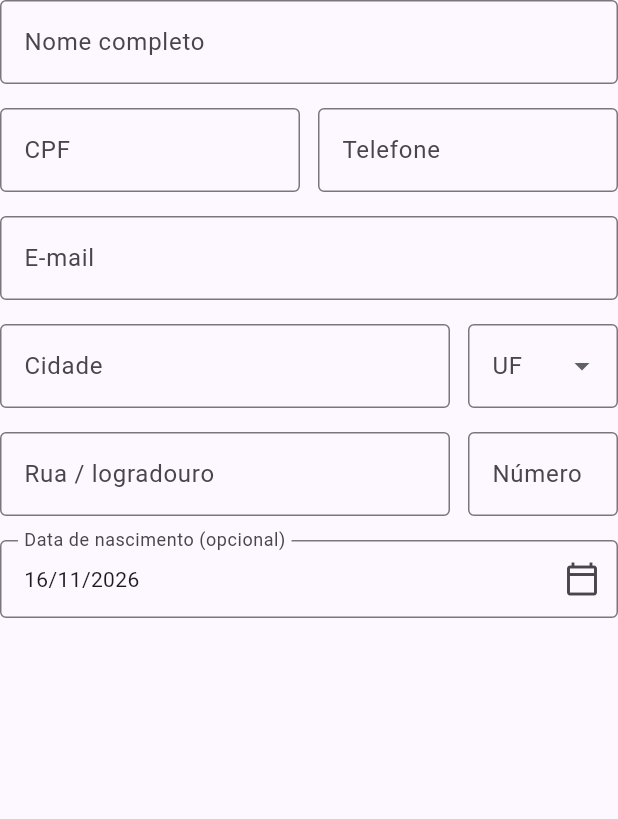
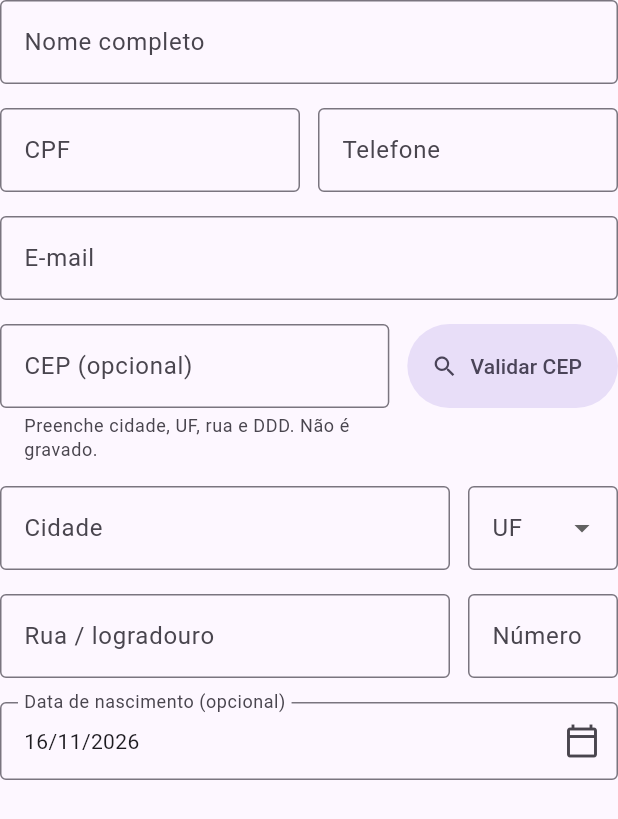
Before and after one commit to gabEduardoSS/huilson-spring-flutter, a Flutter app: the PessoaCampos widget shown alone on an empty page, opened directly with empty values, on a phone screen of 412 x 824 dp. Shown: the top 819 px of the screen. Run offline on Flutter 3.47's test engine with Material 3 defaults, Android fonts, the phone set to English and light mode, and no system bars; our stand-ins replace brasil_fields, get_storage; accounts and stored records are empty; network calls fail.

Commit message:
criação de pesquisa de endereço por CEP

```diff
--- a/front/lib/core/formatters.dart
+++ b/front/lib/core/formatters.dart
@@ -50,3 +50,12 @@ String inicial(String nome) {
   if (i < 0) return (s.trim(), '');
   return (s.substring(0, i).trim(), s.substring(i + 1).trim());
 }
+
+/// Preenche o DDD vindo do CEP no campo de telefone SEM sobrescrever o que o usuário digitou:
+/// só aplica se o campo estiver vazio ou contiver apenas um DDD (até 2 dígitos).
+/// Se já houver um número, devolve o texto atual intacto.
+String telefoneComDdd(String atual, String? ddd) {
+  final novo = soDigitos(ddd ?? '');
+  if (novo.length != 2) return atual;
+  return soDigitos(atual).length <= 2 ? novo : atual;
+}
--- /dev/null
+++ b/front/lib/models/endereco_cep.dart
@@ -0,0 +1,30 @@
+/// Resposta do ViaCEP: https://viacep.com.br/ws/{cep}/json/
+class EnderecoCep {
+  const EnderecoCep({
+    required this.cep,
+    required this.logradouro,
+    required this.complemento,
+    required this.bairro,
+    required this.cidade,
+    required this.uf,
+    this.ibge,
+    this.ddd,
+  });
+
+  final String cep, logradouro, complemento, bairro, cidade, uf;
+  final String? ibge, ddd;
+
+  /// Formato que o back-end exige no campo `cidade`: "Cidade, UF".
+  String get cidadeUf => '$cidade, $uf';
+
+  factory EnderecoCep.fromJson(Map<String, dynamic> j) => EnderecoCep(
+        cep: (j['cep'] ?? '') as String,
+        logradouro: (j['logradouro'] ?? '') as String,
+        complemento: (j['complemento'] ?? '') as String,
+        bairro: (j['bairro'] ?? '') as String,
+        cidade: (j['localidade'] ?? '') as String, // o ViaCEP chama a cidade de "localidade"
+        uf: (j['uf'] ?? '') as String,
+        ibge: j['ibge'] as String?,
+        ddd: j['ddd'] as String?,
+      );
+}
--- /dev/null
+++ b/front/lib/services/cep_service.dart
@@ -0,0 +1,30 @@
+import '../core/api_client.dart';
+import '../core/formatters.dart';
+import '../models/endereco_cep.dart';
+
+class CepService {
+  CepService({ApiClient? api})
+      : _api = api ?? ApiClient('https://viacep.com.br/ws', servidor: 'serviço ViaCEP');
+
+  final ApiClient _api;
+
+  /// Aceita "87501-020", "87501020" ou com espaços; só os dígitos importam.
+  Future<EnderecoCep> consultar(String cep) async {
+    final digitos = soDigitos(cep);
+    if (digitos.length != 8) {
+      throw ApiException('O CEP deve ter 8 dígitos.');
+    }
+
+    final json = await _api.get('/$digitos/json/');
+
+    if (json is! Map<String, dynamic>) {
+      throw ApiException('Resposta inesperada do ViaCEP.');
+    }
+    // CEP com formato válido mas inexistente: o ViaCEP responde 200 com {"erro": true}
+    // (em versões antigas, "erro": "true").
+    if (json['erro'] == true || json['erro'] == 'true') {
+      throw ApiException('CEP não encontrado.', status: 404);
+    }
+    return EnderecoCep.fromJson(json);
+  }
+}
--- a/front/lib/services/servicos.dart
+++ b/front/lib/services/servicos.dart
@@ -1,6 +1,7 @@
 import '../core/api_client.dart';
 import '../core/config.dart';
 import 'auth_service.dart';
+import 'cep_service.dart';
 import 'cliente_service.dart';
 import 'financeiro_service.dart';
 import 'funcionario_service.dart';
@@ -19,6 +20,9 @@ class Servicos {
   late final produtos = ProdutoService(_api);
   late final pedidos = PedidoService(_api);
   late final financeiro = FinanceiroService(_api);
+
+  /// ViaCEP (https://viacep.com.br) — host diferente do back-end, por isso tem ApiClient próprio.
+  late final cep = CepService();
 }
 
 final servicos = Servicos();
--- a/front/lib/widgets/pessoa_campos.dart
+++ b/front/lib/widgets/pessoa_campos.dart
@@ -4,8 +4,10 @@ import 'package:flutter/services.dart';
 import '../core/formatters.dart';
 import '../core/json_utils.dart';
 import '../core/validators.dart';
+import '../services/servicos.dart';
 import 'package:brasil_fields/brasil_fields.dart';
 import 'campos.dart';
+import 'feedback.dart';
 
 const ufs = [
   'AC', 'AL', 'AP', 'AM', 'BA', 'CE', 'DF', 'ES', 'GO', 'MA', 'MT', 'MS', 'MG', 'PA',
@@ -35,6 +37,9 @@ class PessoaCamposController {
   }
 
   final TextEditingController nome, cpf, email, telefone, cidade, rua, numero;
+  final TextEditingController cep = TextEditingController();
+  final FocusNode numeroFoco = FocusNode();
+
   String? uf;
   DateTime? dtNasc;
 
@@ -49,17 +54,19 @@ class PessoaCamposController {
       };
 
   void dispose() {
-    for (final c in [nome, cpf, email, telefone, cidade, rua, numero]) {
+    for (final c in [nome, cpf, email, telefone, cidade, rua, numero, cep]) {
       c.dispose();
     }
+    numeroFoco.dispose();
   }
 }
 
 class PessoaCampos extends StatefulWidget {
-  const PessoaCampos({super.key, required this.controller, this.dtNascObrigatoria = false});
+  const PessoaCampos({super.key, required this.controller, this.dtNascObrigatoria = false, this.comCep = true});
 
   final PessoaCamposController controller;
   final bool dtNascObrigatoria;
+  final bool comCep;
 
   @override
   State<PessoaCampos> createState() => _PessoaCamposState();
@@ -68,8 +75,98 @@ class PessoaCampos extends StatefulWidget {
 class _PessoaCamposState extends State<PessoaCampos> {
   PessoaCamposController get c => widget.controller;
 
+  bool _buscando = false;
+
   static const _gap = SizedBox(height: 16);
   static const _gapH = SizedBox(width: 12);
+
+  String? _validaCep(String? v) {
+    final d = soDigitos(v ?? '');
+    if (d.isEmpty) return null; // o CEP é opcional: serve só de atalho para preencher o endereço
+    return d.length == 8 ? null : 'CEP deve ter 8 dígitos';
+  }
+
+  Future<void> _buscarCep() async {
+    FocusScope.of(context).unfocus();
+
+    if (soDigitos(c.cep.text).length != 8) {
+      mostrarErro(context, 'Informe um CEP com 8 dígitos para validar.');
+      return;
+    }
+
+    setState(() => _buscando = true);
+    try {
+      final e = await servicos.cep.consultar(c.cep.text);
+      if (!mounted) return;
+
+      final uf = e.uf.toUpperCase();
+      setState(() {
+        c.uf = ufs.contains(uf) ? uf : null;
+        c.cidade.text = e.cidade;
+        // CEPs "únicos" de cidades pequenas vêm sem logradouro: nesse caso mantém o que já estava.
+        if (e.logradouro.isNotEmpty) c.rua.text = e.logradouro;
+
+        // DDD no telefone, sem sobrescrever um número que o usuário já tenha digitado.
+        final antes = c.telefone.text;
+        final depois = telefoneComDdd(antes, e.ddd);
+        if (depois != antes) {
+          c.telefone.text = depois;
+          c.telefone.selection = TextSelection.collapsed(offset: depois.length);
+        }
+      });
+
+      // O ViaCEP também devolve o bairro, mas o back-end não tem onde gravá-lo: só informamos.
+      final local = [if (e.bairro.isNotEmpty) e.bairro, '${e.cidade}/${e.uf}'].join(' · ');
+      mostrarSucesso(context, 'CEP encontrado: $local. Agora informe o número.');
+      c.numeroFoco.requestFocus();
+    } catch (err) {
+      if (mounted) mostrarErro(context, err);
+    } finally {
+      if (mounted) setState(() => _buscando = false);
+    }
+  }
+
+  Widget _campoCep() {
+    return Row(
+      crossAxisAlignment: CrossAxisAlignment.start,
+      children: [
+        Expanded(
+          child: TextFormField(
+            controller: c.cep,
+            decoration: const InputDecoration(
+              labelText: 'CEP (opcional)',
+              hintText: 'Somente números',
+              helperText: 'Preenche cidade, UF, rua e DDD. Não é gravado.',
+              helperMaxLines: 2,
+            ),
+            keyboardType: TextInputType.number,
+            textInputAction: TextInputAction.search,
+            inputFormatters: [
+              FilteringTextInputFormatter.digitsOnly,
+              LengthLimitingTextInputFormatter(8),
+            ],
+            validator: _validaCep,
+            onFieldSubmitted: (_) => _buscarCep(),
+          ),
+        ),
+        _gapH,
+        SizedBox(
+          height: 56, // mesma altura do campo
+          child: FilledButton.tonalIcon(
+            onPressed: _buscando ? null : _buscarCep,
+            icon: _buscando
+                ? const SizedBox(
+                    width: 18,
+                    height: 18,
+                    child: CircularProgressIndicator(strokeWidth: 2),
+                  )
+                : const Icon(Icons.search),
+            label: const Text('Validar CEP'),
+          ),
+        ),
+      ],
+    );
+  }
 
   @override
   Widget build(BuildContext context) {
@@ -120,6 +217,7 @@ class _PessoaCamposState extends State<PessoaCampos> {
           validator: validaEmail,
         ),
         _gap,
+        if (widget.comCep) ...[_campoCep(), _gap],
         Row(
           crossAxisAlignment: CrossAxisAlignment.start,
           children: [
```
Also changed, not shown: front/lib/core/api_client.dart (+8 -4 lines), 1 other file.
